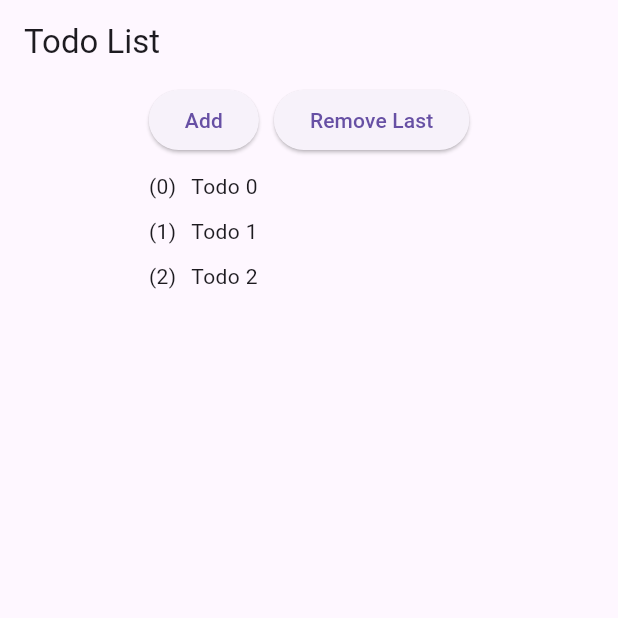
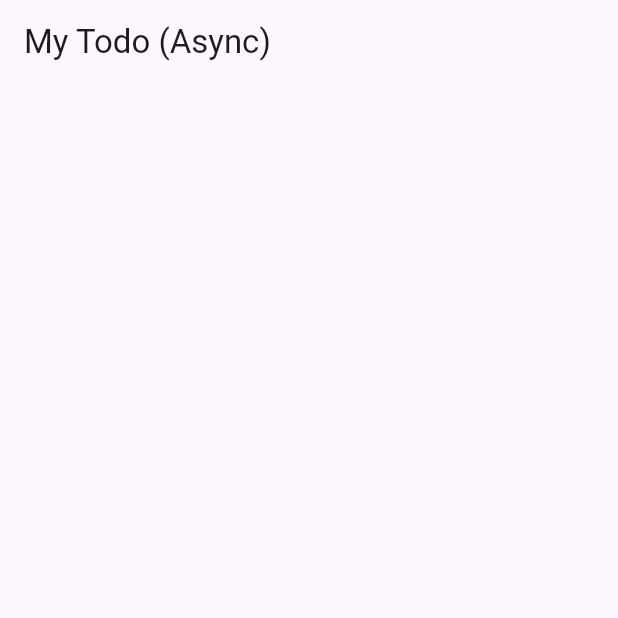
Before and after one commit to mobileapp-68/riverpod_test, a Flutter app: the screen it shows after launch, on a phone screen of 412 x 824 dp, the top half of it. Run offline on Flutter 3.47's test engine with Material 3 defaults, Android fonts, the phone set to English and light mode, and no system bars; our stand-ins replace flutter_riverpod.

Commit message:
Refactor Todo functionality to use FutureProvider and update dependencies

```diff
--- a/lib/main.dart
+++ b/lib/main.dart
@@ -1,6 +1,8 @@
 import 'package:flutter/material.dart';
 import 'package:flutter_riverpod/flutter_riverpod.dart';
 import 'dart:math';
+
+import 'package:riverpod_test/main_sync.dart';
 
 void main() {
   runApp(
@@ -20,47 +22,15 @@ class TodoData {
   });
 }
 
-// An immutable provider that provides a list of TodoData.
-final todoProvider = Provider(
-  (_) => <TodoData>[
-    TodoData(id: 0, title: 'Todo 0'),
-    TodoData(id: 1, title: 'Todo 1'),
-    TodoData(id: 2, title: 'Todo 2'),
-  ],
-);
-
-// A mutable notifier that manages a list of TodoData.
-class TodoNotifier extends Notifier<List<TodoData>> {
-  @override
-  List<TodoData> build() {
-    // Initial state
-    return [
+final totoFutureProvider = FutureProvider<List<TodoData>>(
+  (ref) async {
+    await Future.delayed(Duration(seconds: 1));
+    return <TodoData>[
       TodoData(id: 0, title: 'Todo 0'),
       TodoData(id: 1, title: 'Todo 1'),
       TodoData(id: 2, title: 'Todo 2'),
     ];
-  }
-
-  void addTodo() {
-    int id = state.map((todo) => todo.id).reduce(max) + 1;
-    state = [...state, TodoData(id: id, title: "Todo $id")];
-    // Note that since state is immutable, we cannot do:
-    // state.add(TodoData(id: id, title: title));
-  }
-
-  void removeLastTodo() {
-    if (state.length > 1) {
-      state = state.sublist(0, state.length - 1);
-    }
-  }
-}
-
-// A mutable provider that uses the TodoNotifier to manage its state.
-final todoProviderMutable = NotifierProvider<TodoNotifier, List<TodoData>>(
-  // The use if `.new` is to tell Dart to create a new instance of the TodoNotifier class when needed.
-  // This is a tear-off, which is a way to reference a constructor without calling it immediately.
-  // If we just wrote `TodoNotifier()`, it would try to create an instance immediately, which is not what we want.
-  TodoNotifier.new,
+  },
 );
 
 class MyApp extends ConsumerWidget {
@@ -68,72 +38,16 @@ class MyApp extends ConsumerWidget {
 
   @override
   Widget build(BuildContext context, WidgetRef ref) {
-    // ? We read the value exposed by the provider using ref.watch.
-    // final todos = ref.watch(todoProvider);
-
-    // ? If we wanted to read the mutable version, we would use:
-    final todos = ref.watch(todoProviderMutable);
+    final todos = ref.watch(totoFutureProvider);
     return MaterialApp(
       home: Scaffold(
-        appBar: AppBar(title: const Text('Todo List')),
-
-        // ? Note: The below code reads from the immutable provider.
-        // body: Center(
-        //   child: Column(
-        //     mainAxisAlignment: .start,
-        //     crossAxisAlignment: .start,
-        //     spacing: 10,
-        //     children: todos
-        //         .map(
-        //           (todo) => Row(
-        //             mainAxisSize: .min,
-        //             spacing: 10,
-        //             children: [
-        //               Text(todo.title),
-        //             ],
-        //           ),
-        //         )
-        //         .toList(),
-        //   ),
-        // ),
-
-        // ? Note: The below code reads from the mutable provider.
-        body: Center(
-          child: Column(
-            mainAxisAlignment: .start,
-            crossAxisAlignment: .start,
-            spacing: 10,
-            children: [
-              Row(
-                mainAxisSize: .min,
-                spacing: 10,
-                children: [
-                  ElevatedButton(
-                    onPressed: () {
-                      ref.read(todoProviderMutable.notifier).addTodo();
-                    },
-                    child: Text("Add"),
-                  ),
-                  ElevatedButton(
-                    onPressed: () {
-                      ref.read(todoProviderMutable.notifier).removeLastTodo();
-                    },
-                    child: Text("Remove Last"),
-                  ),
-                ],
-              ),
-              ...todos.map(
-                (todo) => Row(
-                  mainAxisSize: .min,
-                  spacing: 10,
-                  children: [
-                    Text("(${todo.id})"),
-                    Text(todo.title),
-                  ],
-                ),
-              ),
-            ],
-          ),
+        appBar: AppBar(title: Text("My Todo (Async)")),
+        body: Column(
+          children: [
+            Row(
+              children: [],
+            ),
+          ],
         ),
       ),
     );
--- a/pubspec.yaml
+++ b/pubspec.yaml
@@ -35,6 +35,8 @@ dependencies:
   # Use with the CupertinoIcons class for iOS style icons.
   cupertino_icons: ^1.0.8
   flutter_riverpod: ^3.0.3
+  custom_lint: ^0.8.1
+  riverpod_lint: ^3.1.0
 
 dev_dependencies:
   flutter_test:
```
Also changed, not shown: lib/main_sync.dart (added, +141 -0 lines), pubspec.lock.
